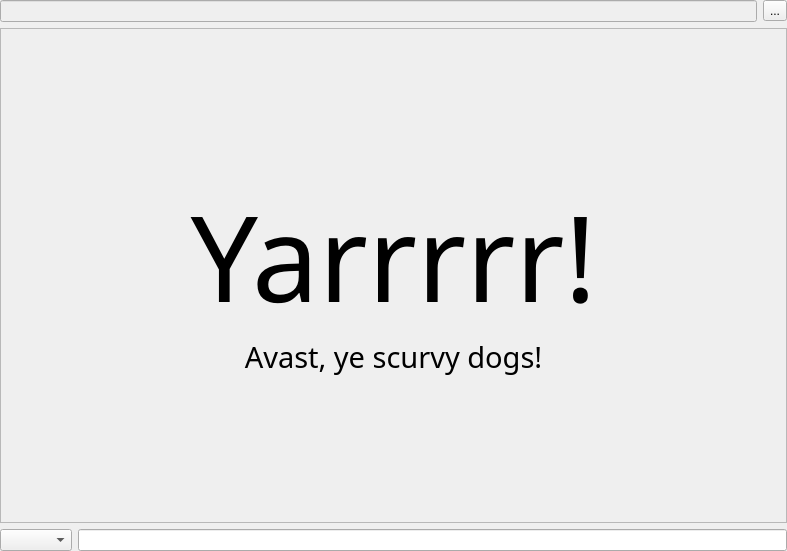
This is src/qtui/ui/bufferwidget.ui in quassel/quassel as Qt 5 draws it before an edit. The edited form follows.
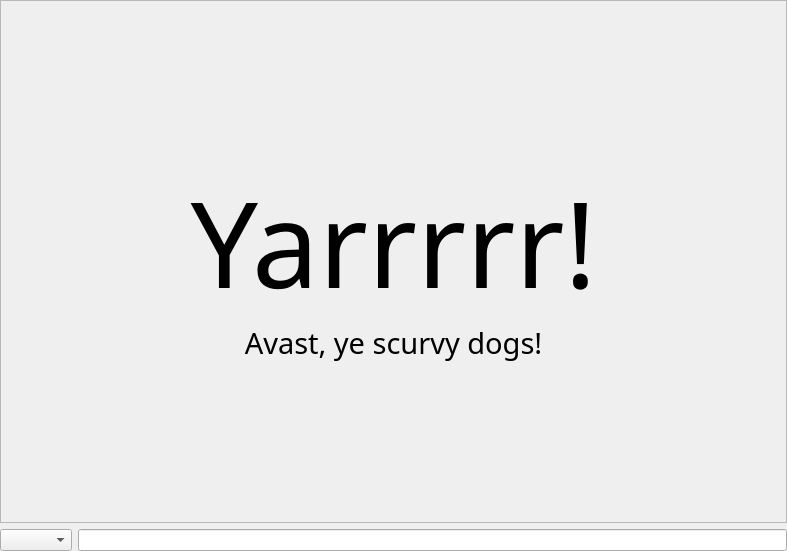
This is the edited form. Custom widgets are drawn as their Qt base class.

The edit to the form file:
```diff
--- a/src/qtui/ui/bufferwidget.ui
+++ b/src/qtui/ui/bufferwidget.ui
@@ -43,57 +43,6 @@
    <property name="bottomMargin" >
     <number>0</number>
    </property>
-   <item>
-    <layout class="QHBoxLayout" >
-     <property name="spacing" >
-      <number>6</number>
-     </property>
-     <property name="leftMargin" >
-      <number>0</number>
-     </property>
-     <property name="topMargin" >
-      <number>0</number>
-     </property>
-     <property name="rightMargin" >
-      <number>0</number>
-     </property>
-     <property name="bottomMargin" >
-      <number>0</number>
-     </property>
-     <item>
-      <widget class="QLineEdit" name="topicEdit" >
-       <property name="enabled" >
-        <bool>false</bool>
-       </property>
-       <property name="focusPolicy" >
-        <enum>Qt::ClickFocus</enum>
-       </property>
-       <property name="readOnly" >
-        <bool>true</bool>
-       </property>
-      </widget>
-     </item>
-     <item>
-      <widget class="QToolButton" name="chanSettingsButton" >
-       <property name="windowModality" >
-        <enum>Qt::NonModal</enum>
-       </property>
-       <property name="sizePolicy" >
-        <sizepolicy vsizetype="Fixed" hsizetype="Fixed" >
-         <horstretch>0</horstretch>
-         <verstretch>0</verstretch>
-        </sizepolicy>
-       </property>
-       <property name="layoutDirection" >
-        <enum>Qt::LeftToRight</enum>
-       </property>
-       <property name="text" >
-        <string>...</string>
-       </property>
-      </widget>
-     </item>
-    </layout>
-   </item>
    <item>
     <widget class="QStackedWidget" name="stackedWidget" >
      <property name="sizePolicy" >
```
Left out of the diff: 2 changed lines with no effect on the pictures.
